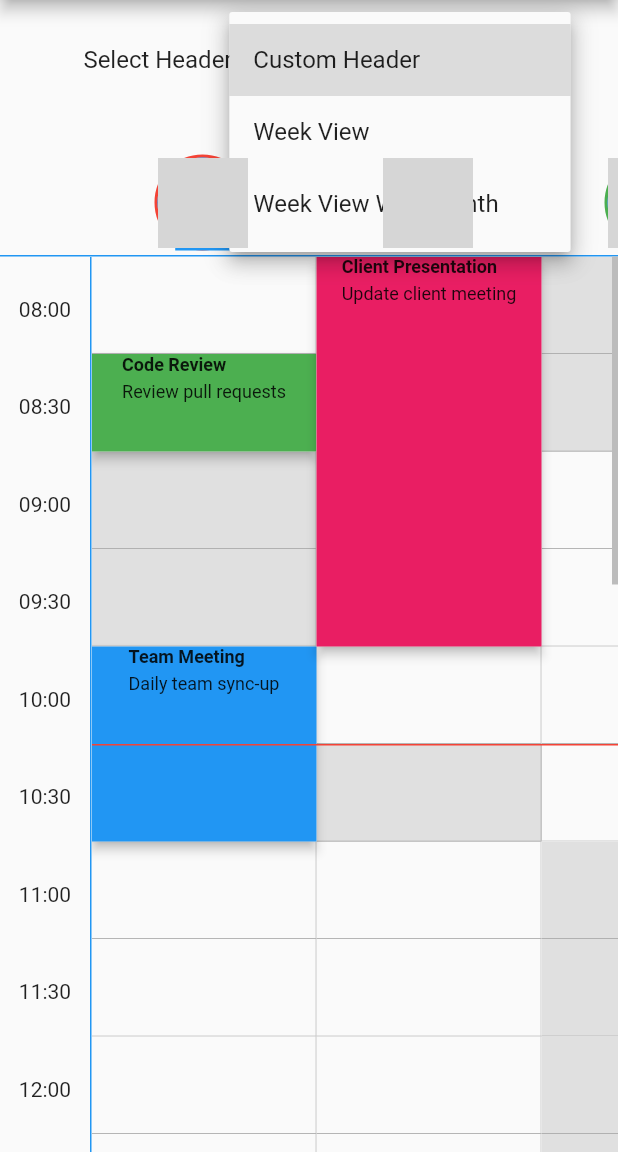
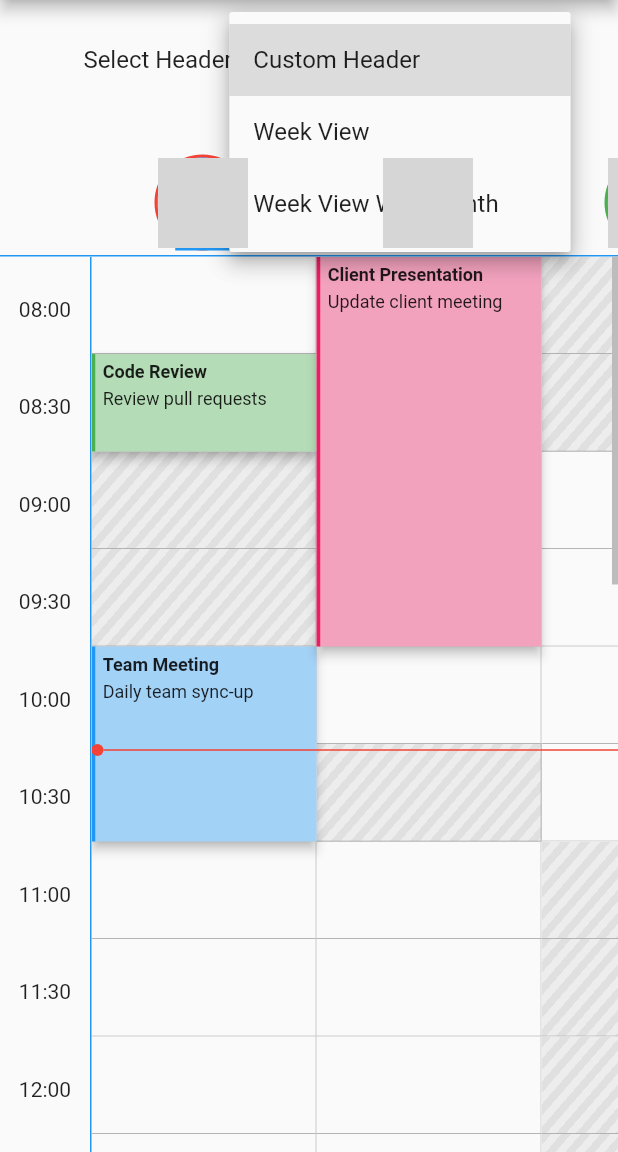
Before and after one commit to youngcet/task_scheduler, a Flutter app: the screen it shows after launch, after a tap on "Custom Header", on a phone screen of 412 x 824 dp, the part 84-1236 px from its top. Run offline on Flutter 3.47's test engine with Material 2 defaults, Android fonts, the phone set to English and light mode, and no system bars; network calls fail; grey boxes are pictures that could not be loaded.

Commit message:
see changelog https://github.com/youngcet/task_scheduler/blob/master/CHANGELOG.md

```diff
--- a/lib/src/blocked_entry.dart
+++ b/lib/src/blocked_entry.dart
@@ -3,6 +3,9 @@ import '../task_scheduler.dart';
 class BlockedEntry {
   /// Resource
   ResourceScheduleEntry resource;
+
+  // title
+  String? title;
 
   /// duration
   int duration;
@@ -11,5 +14,6 @@ class BlockedEntry {
   BlockedEntry({
     required this.resource,
     required this.duration,
+    this.title
   });
 }
--- a/lib/src/task_scheduler.dart
+++ b/lib/src/task_scheduler.dart
@@ -268,6 +268,7 @@ class _TaskSchedulerState extends State<TaskScheduler> {
 
   @override
   Widget build(BuildContext context) {
+
     config.horizontalScrollController.addListener(() {
       dayHorizontalController.jumpTo(config.horizontalScrollController.offset);
     });
@@ -459,10 +460,22 @@ class _TaskSchedulerState extends State<TaskScheduler> {
     return Positioned(
       left: 0,
       top: totalOffset,
-      child: Container(
+      child: Row(
+        children: [
+          Container(
+            width: 8,
+            height: 8,
+            decoration: BoxDecoration(
+              color: Colors.red,
+              shape: BoxShape.circle,
+            ),
+          ),
+          Container(
             height: 1,
             width: (config.totalHeaders * config.cellWidth!).toDouble(),
             color: Colors.red,
+          ),
+        ],
       ),
     );
   }
--- a/lib/src/task_scheduler_event.dart
+++ b/lib/src/task_scheduler_event.dart
@@ -1,8 +1,6 @@
 import 'dart:core';
-import 'dart:developer';
 
 import 'package:flutter/material.dart';
-import 'package:task_scheduler/src/task_scheduler.dart';
 import 'package:task_scheduler/src/task_scheduler_datetime.dart';
 import 'package:task_scheduler/src/task_scheduler_settings.dart';
 import 'config.dart' as config;
@@ -127,6 +125,7 @@ class _ScheduleEntryState extends State<ScheduleEntry> {
     bool isResizable = widget.options?.taskResizeMode?['allowResize'] ?? false;
     bool _showTooltip = false;
     bool _isDraggingTop = false;
+    Color entryBorderColor = widget.color.withOpacity(1.0);
 
     return (widget.color != Colors.transparent)
         ? Positioned(
@@ -281,7 +280,9 @@ class _ScheduleEntryState extends State<ScheduleEntry> {
                                                     Theme.of(context)
                                                         .primaryColor)
                                                 .withOpacity(0.6)),
-                                        child: Center(
+                                        child: Container(
+                                          margin: const EdgeInsets.only(left: 5.0, top: 5.0, right: 5.0, bottom: 5.0),
+                                          alignment: Alignment.topLeft,
                                           child: widget.child,
                                         ),
                                       ),
@@ -301,12 +302,20 @@ class _ScheduleEntryState extends State<ScheduleEntry> {
                                         width: (config.cellWidth!.toDouble() *
                                             entryDuration),
                                         decoration: BoxDecoration(
+                                          border: Border(
+                                              left: BorderSide(
+                                                color: entryBorderColor,
+                                                width: 2.5,
+                                              ),
+                                            ),
                                             //borderRadius: config.borderRadius,
-                                            color: widget.color ??
+                                            color: widget.color.withOpacity(0.4) ??
                                                 Theme.of(context).primaryColor),
-                                        child: Center(
+                                        child: Container(
+                                          margin: const EdgeInsets.only(left: 5.0, top: 5.0, right: 5.0, bottom: 5.0),
+                                          alignment: Alignment.topLeft,
                                           child: widget.child,
-                                        ),
+                                        )
                                       ),
                                     ),
                                     onDragUpdate: (details) {
@@ -633,7 +642,7 @@ class _ScheduleEntryState extends State<ScheduleEntry> {
                               60),
                       width: (config.cellWidth!.toDouble() * entryDuration),
                       decoration: BoxDecoration(
-                        border: Border(
+                        border: const Border(
                           bottom: BorderSide(
                             color: Colors.grey,
                             width: 0.5,
@@ -644,9 +653,21 @@ class _ScheduleEntryState extends State<ScheduleEntry> {
                           ),
                         ),
                         color: widget.color ?? Theme.of(context).primaryColor,
+                        gradient: LinearGradient(
+                          begin: Alignment.topLeft,
+                          end: const Alignment(-0.9, -0.8),
+                          stops: const [0.0, 0.5, 0.5, 1],
+                          colors: [
+                              widget.color,
+                              widget.color,
+                              widget.color.withOpacity(0.5),
+                              widget.color.withOpacity(0.5),
+                          ],
+                          tileMode: TileMode.repeated,
+                      )
                       ),
                       child: Center(
-                        child: widget.child,
+                        child: Text(widget.data!['title'], style: TextStyle(fontWeight: FontWeight.bold, fontSize: 14, color: Colors.grey[500]),),
                       ),
                     ),
                   ),
--- a/lib/src/task_scheduler_grid.dart
+++ b/lib/src/task_scheduler_grid.dart
@@ -1,4 +1,3 @@
-import 'dart:developer';
 import 'dart:math';
 
 import 'package:flutter/material.dart';
@@ -10,7 +9,7 @@ class TaskScheduleView {
   final TaskScheduler taskScheduler;
 
   // Constructor for TaskScheduleView
-  const TaskScheduleView({required this.taskScheduler});
+  TaskScheduleView({required this.taskScheduler});
 
   // Method to load the schedule view with given entries
   TaskScheduler loadScheduleView({required List<ScheduleEntry> entries}) {
@@ -325,7 +324,7 @@ class TaskScheduleView {
                 minutes: endTime.minute),
             duration: interval,
             options: TaskSchedulerSettings(isTaskDraggable: false),
-            data: const {'type': ScheduleEntry.blocked},
+            data: {'type': ScheduleEntry.blocked, 'title': entry.title ?? ''},
           ));
 
           endTime = endTime.add(Duration(minutes: interval));
--- a/pubspec.yaml
+++ b/pubspec.yaml
@@ -1,6 +1,6 @@
 name: task_scheduler
 description: The Task Scheduler Widget is a Flutter component designed to display a schedule with customizable time slots and tasks.
-version: 0.0.3
+version: 0.0.3+1
 homepage: https://github.com/youngcet/task_scheduler
 
 environment:
```
Also changed, not shown: 2 other files. Lines whose indentation alone changed are shown as unchanged.
